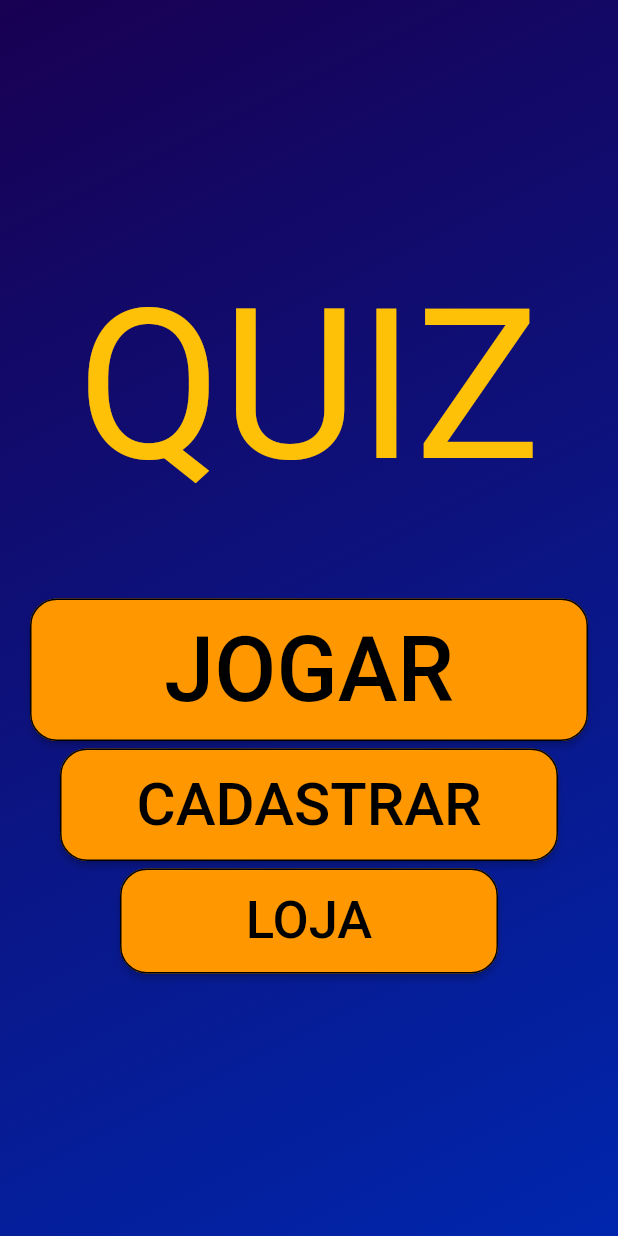
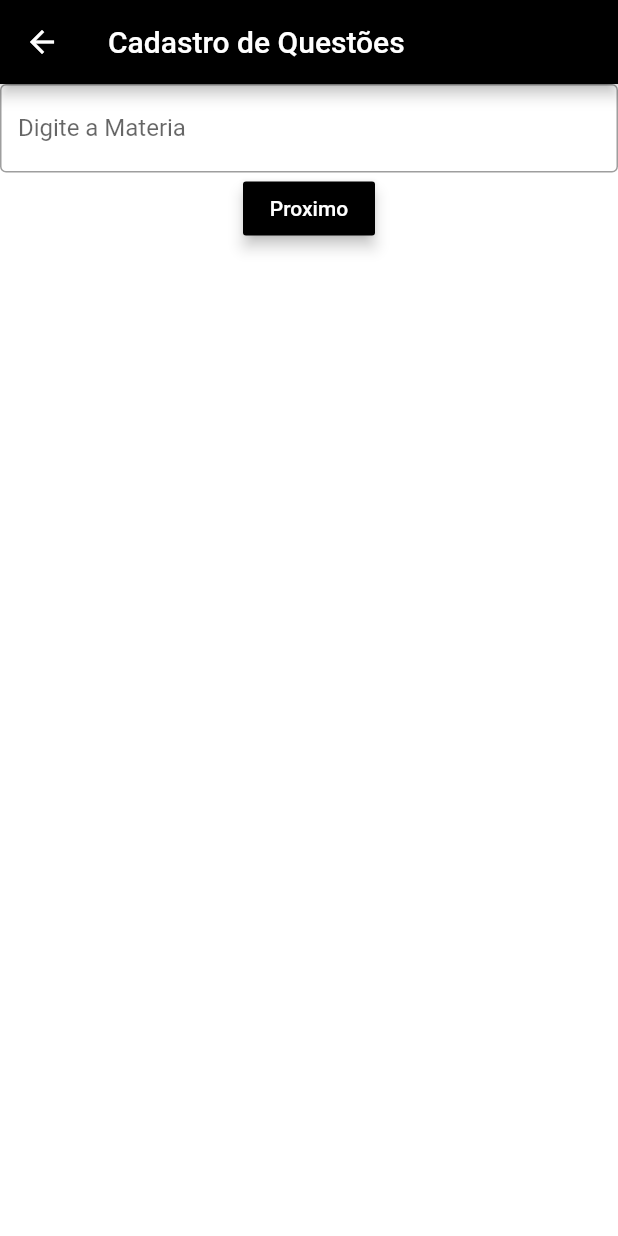
Before and after one commit to Batthez/quiz-flutter, a Flutter app: the HomeScreen screen opened directly, after a tap on "CADASTRAR", on a phone screen of 412 x 824 dp. Run offline on Flutter 3.47's test engine with Material 2 defaults, Android fonts, the phone set to English and light mode, and no system bars; Roboto replaces fonts that are missing (Times New Roman).

Commit message:
Tela de cadastro de materia

```diff
--- a/lib/screens/home_screen.dart
+++ b/lib/screens/home_screen.dart
@@ -1,6 +1,7 @@
 import 'package:flutter/cupertino.dart';
 import 'package:flutter/material.dart';
 import 'package:quizapp/screens/play_screen.dart';
+import 'package:quizapp/screens/questoes.dart';
 
 class HomeScreen extends StatelessWidget {
   @override
@@ -73,8 +74,8 @@ RaisedButton botao(String nomebotao, double tamanho, int opcao, BuildContext con
         switch(opcao){
           case 0:
             Navigator.push(context, MaterialPageRoute(builder: (BuildContext context) => PlayScreen()));
-            break;
-          case 1:
+          break;
+          case 1:  Navigator.push(context, MaterialPageRoute(builder: (BuildContext context) => QuestaoScreen()));
             break;
           case 2:
             break;
--- /dev/null
+++ b/lib/screens/questoes.dart
@@ -0,0 +1,39 @@
+import 'package:flutter/material.dart';
+
+class QuestaoScreen extends StatefulWidget {
+  @override
+  _QuestaoScreenState createState() => _QuestaoScreenState();
+}
+
+class _QuestaoScreenState extends State<QuestaoScreen> {
+  String tituloSecao = '';
+  String labeltext = '';
+  @override
+  Widget build(BuildContext context) {
+    return Scaffold(
+      backgroundColor: Colors.white,
+        appBar: AppBar(
+          backgroundColor: Colors.black,
+          title: Text('Cadastro de Questões'),
+        ),
+        body: Column(children: <Widget>[
+          TextField(
+            style: TextStyle(color: Colors.black),
+              decoration: InputDecoration(
+                  labelText: "Digite a Materia", border: OutlineInputBorder())),
+          Column(
+            children: <Widget>[
+              RaisedButton(
+                color: Colors.black,
+                splashColor: Colors.white,
+                elevation: 4.0,
+                child: Text('Proximo',
+                  style: TextStyle(color: Colors.white),
+                ),
+                onPressed: () {},
+              )
+            ],
+          ),
+        ]));
+  }
+}
```
